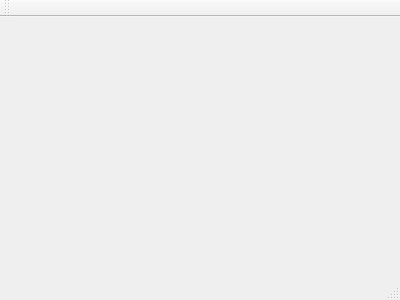
Above: OpenAcornExplorer/mainwindow.ui from simoninns/OpenAcornExplorer before the change. Below: the same form after it.
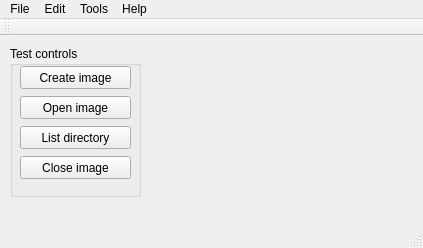
That is the form after the change.

Commit message: Added test buttons to main window and created skeleton ADFS class

The edit to the form file:
```diff
--- a/OpenAcornExplorer/mainwindow.ui
+++ b/OpenAcornExplorer/mainwindow.ui
@@ -1,24 +1,204 @@
 <ui version="4.0">
  <class>MainWindow</class>
- <widget class="QMainWindow" name="MainWindow" >
-  <property name="geometry" >
+ <widget class="QMainWindow" name="MainWindow">
+  <property name="geometry">
    <rect>
     <x>0</x>
     <y>0</y>
-    <width>400</width>
-    <height>300</height>
+    <width>423</width>
+    <height>248</height>
    </rect>
   </property>
   <property name="windowTitle" >
    <string>MainWindow</string>
   </property>
-  <widget class="QMenuBar" name="menuBar" />
-  <widget class="QToolBar" name="mainToolBar" />
-  <widget class="QWidget" name="centralWidget" />
-  <widget class="QStatusBar" name="statusBar" />
+  <widget class="QWidget" name="centralWidget">
+   <widget class="QGroupBox" name="groupBox">
+    <property name="geometry">
+     <rect>
+      <x>10</x>
+      <y>10</y>
+      <width>131</width>
+      <height>151</height>
+     </rect>
+    </property>
+    <property name="title">
+     <string>Test controls</string>
+    </property>
+    <widget class="QPushButton" name="testCreateImagePushButton">
+     <property name="geometry">
+      <rect>
+       <x>10</x>
+       <y>20</y>
+       <width>111</width>
+       <height>23</height>
+      </rect>
+     </property>
+     <property name="text">
+      <string>Create image</string>
+     </property>
+    </widget>
+    <widget class="QPushButton" name="testOpenImagePushButton">
+     <property name="geometry">
+      <rect>
+       <x>10</x>
+       <y>50</y>
+       <width>111</width>
+       <height>23</height>
+      </rect>
+     </property>
+     <property name="text">
+      <string>Open image</string>
+     </property>
+    </widget>
+    <widget class="QPushButton" name="testListDirectoryPushButton">
+     <property name="geometry">
+      <rect>
+       <x>10</x>
+       <y>80</y>
+       <width>111</width>
+       <height>23</height>
+      </rect>
+     </property>
+     <property name="text">
+      <string>List directory</string>
+     </property>
+    </widget>
+    <widget class="QPushButton" name="testCloseImagePushButton">
+     <property name="geometry">
+      <rect>
+       <x>10</x>
+       <y>110</y>
+       <width>111</width>
+       <height>23</height>
+      </rect>
+     </property>
+     <property name="text">
+      <string>Close image</string>
+     </property>
+    </widget>
+   </widget>
+  </widget>
+  <widget class="QMenuBar" name="menuBar">
+   <property name="geometry">
+    <rect>
+     <x>0</x>
+     <y>0</y>
+     <width>423</width>
+     <height>21</height>
+    </rect>
+   </property>
+   <widget class="QMenu" name="menuFile">
+    <property name="title">
+     <string>File</string>
+    </property>
+    <addaction name="actionNew"/>
+    <addaction name="actionOpen"/>
+    <addaction name="actionSave"/>
+    <addaction name="actionSave_As"/>
+    <addaction name="separator"/>
+    <addaction name="actionExit"/>
+   </widget>
+   <widget class="QMenu" name="menuEdit">
+    <property name="title">
+     <string>Edit</string>
+    </property>
+    <addaction name="actionUndo"/>
+    <addaction name="separator"/>
+    <addaction name="actionCut"/>
+    <addaction name="actionCopy"/>
+    <addaction name="actionPaste"/>
+    <addaction name="actionDelete"/>
+    <addaction name="separator"/>
+    <addaction name="actionSelect_All"/>
+   </widget>
+   <widget class="QMenu" name="menuTools">
+    <property name="title">
+     <string>Tools</string>
+    </property>
+   </widget>
+   <widget class="QMenu" name="menuHelp">
+    <property name="title">
+     <string>Help</string>
+    </property>
+    <addaction name="actionAbout_OpenAcornExplorer"/>
+   </widget>
+   <addaction name="menuFile"/>
+   <addaction name="menuEdit"/>
+   <addaction name="menuTools"/>
+   <addaction name="menuHelp"/>
+  </widget>
+  <widget class="QToolBar" name="mainToolBar">
+   <attribute name="toolBarArea">
+    <enum>TopToolBarArea</enum>
+   </attribute>
+   <attribute name="toolBarBreak">
+    <bool>false</bool>
+   </attribute>
+  </widget>
+  <widget class="QStatusBar" name="statusBar"/>
+  <action name="actionAbout_OpenAcornExplorer">
+   <property name="text">
+    <string>About OpenAcornExplorer</string>
+   </property>
+  </action>
+  <action name="actionNew">
+   <property name="text">
+    <string>New</string>
+   </property>
+  </action>
+  <action name="actionOpen">
+   <property name="text">
+    <string>Open...</string>
+   </property>
+  </action>
+  <action name="actionSave">
+   <property name="text">
+    <string>Save</string>
+   </property>
+  </action>
+  <action name="actionSave_As">
+   <property name="text">
+    <string>Save As...</string>
+   </property>
+  </action>
+  <action name="actionExit">
+   <property name="text">
+    <string>Exit</string>
+   </property>
+  </action>
+  <action name="actionUndo">
+   <property name="text">
+    <string>Undo</string>
+   </property>
+  </action>
+  <action name="actionCut">
+   <property name="text">
+    <string>Cut</string>
+   </property>
+  </action>
+  <action name="actionPaste">
+   <property name="text">
+    <string>Paste</string>
+   </property>
+  </action>
+  <action name="actionCopy">
+   <property name="text">
+    <string>Copy</string>
+   </property>
+  </action>
+  <action name="actionDelete">
+   <property name="text">
+    <string>Delete</string>
+   </property>
+  </action>
+  <action name="actionSelect_All">
+   <property name="text">
+    <string>Select All</string>
+   </property>
+  </action>
  </widget>
- <layoutDefault spacing="6" margin="11" />
- <pixmapfunction></pixmapfunction>
+ <layoutdefault spacing="6" margin="11"/>
  <resources/>
  <connections/>
 </ui>
```
Left out of the diff: 5 changed lines with no effect on the pictures. The commit also changes 4 other files.
